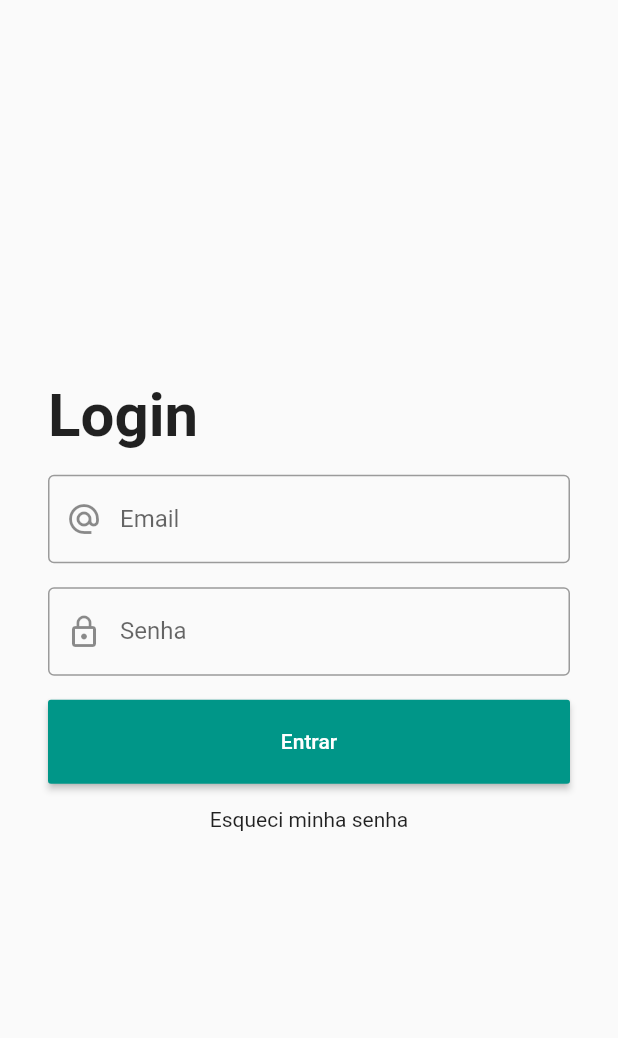
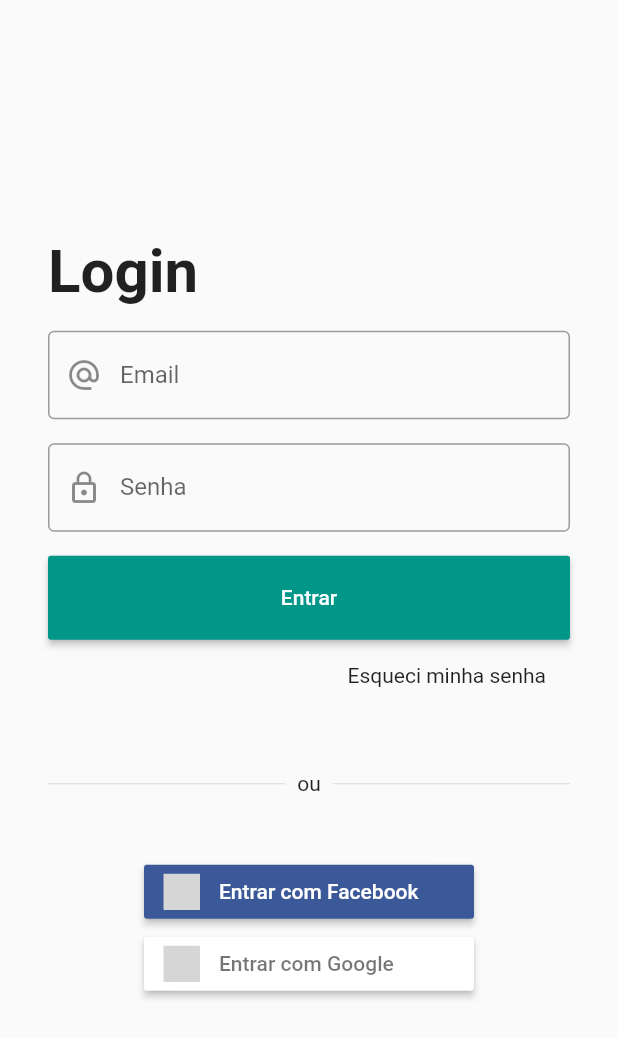
Before and after one commit to mateusdalmeida/agence_demo, a Flutter app: the Login screen opened directly, on a phone screen of 412 x 824 dp. Shown: the top 1038 px of the screen. Run offline on Flutter 3.47's test engine with Material 2 defaults, Android fonts, the phone set to English and light mode, and no system bars; our stand-ins replace flutter_signin_button, google_maps_flutter, location; missing offline and left inert: flutter_facebook_auth; grey boxes are pictures that could not be loaded.

Commit message:
auth with facebook

```diff
--- a/lib/main.dart
+++ b/lib/main.dart
@@ -21,7 +21,7 @@ class MyApp extends StatelessWidget {
         primarySwatch: Colors.teal,
       ),
       themeMode: ThemeMode.system,
-      home: const Home(),
+      home: const Login(),
     );
   }
 }
--- a/lib/pages/login.dart
+++ b/lib/pages/login.dart
@@ -1,5 +1,7 @@
 import 'package:agence/pages/home/home.dart';
 import 'package:flutter/material.dart';
+import 'package:flutter_facebook_auth/flutter_facebook_auth.dart';
+import 'package:flutter_signin_button/flutter_signin_button.dart';
 
 class Login extends StatelessWidget {
   const Login({Key? key}) : super(key: key);
@@ -73,7 +75,71 @@ class Login extends StatelessWidget {
                       },
                       child: const Padding(
                         padding: EdgeInsets.all(16),
-                        child: Center(child: Text("Esqueci minha senha")),
+                        child: Align(
+                            alignment: Alignment.centerRight,
+                            child: Text("Esqueci minha senha")),
+                      ),
+                    ),
+                    Padding(
+                      padding: const EdgeInsets.symmetric(vertical: 32),
+                      child: Row(
+                        crossAxisAlignment: CrossAxisAlignment.center,
+                        children: const [
+                          Expanded(child: Divider()),
+                          Padding(
+                            padding: EdgeInsets.all(8.0),
+                            child: Text("ou"),
+                          ),
+                          Expanded(child: Divider())
+                        ],
+                      ),
+                    ),
+                    Center(
+                      child: SignInButton(
+                        Buttons.Facebook,
+                        text: "Entrar com Facebook",
+                        onPressed: () async {
+                          final LoginResult result =
+                              await FacebookAuth.instance.login();
+
+                          if (result.status == LoginStatus.success) {
+                            final AccessToken accessToken = result.accessToken!;
+
+                            final userData =
+                                await FacebookAuth.instance.getUserData();
+
+                            var snackBar = SnackBar(
+                              content: Text('Bem vindo ' + userData['name']),
+                              behavior: SnackBarBehavior.floating,
+                            );
+
+                            ScaffoldMessenger.of(context)
+                                .showSnackBar(snackBar);
+
+                            Navigator.pushReplacement(
+                              context,
+                              MaterialPageRoute(
+                                  builder: (context) => const Home()),
+                            );
+                          } else {
+                            var snackBar = SnackBar(
+                              content: Text(result.message!),
+                              behavior: SnackBarBehavior.floating,
+                            );
+
+                            ScaffoldMessenger.of(context)
+                                .showSnackBar(snackBar);
+                            print(result.status);
+                            print(result.message);
+                          }
+                        },
+                      ),
+                    ),
+                    Center(
+                      child: SignInButton(
+                        Buttons.Google,
+                        text: "Entrar com Google",
+                        onPressed: () {},
                       ),
                     )
                   ],
--- a/pubspec.yaml
+++ b/pubspec.yaml
@@ -37,6 +37,8 @@ dependencies:
   http: ^0.13.4
   google_maps_flutter: ^2.1.1
   location: ^4.3.0
+  flutter_facebook_auth: ^4.0.1
+  flutter_signin_button: ^2.0.0
 
 dev_dependencies:
   flutter_test:
```
Also changed, not shown: pubspec.lock, 3 other files.
